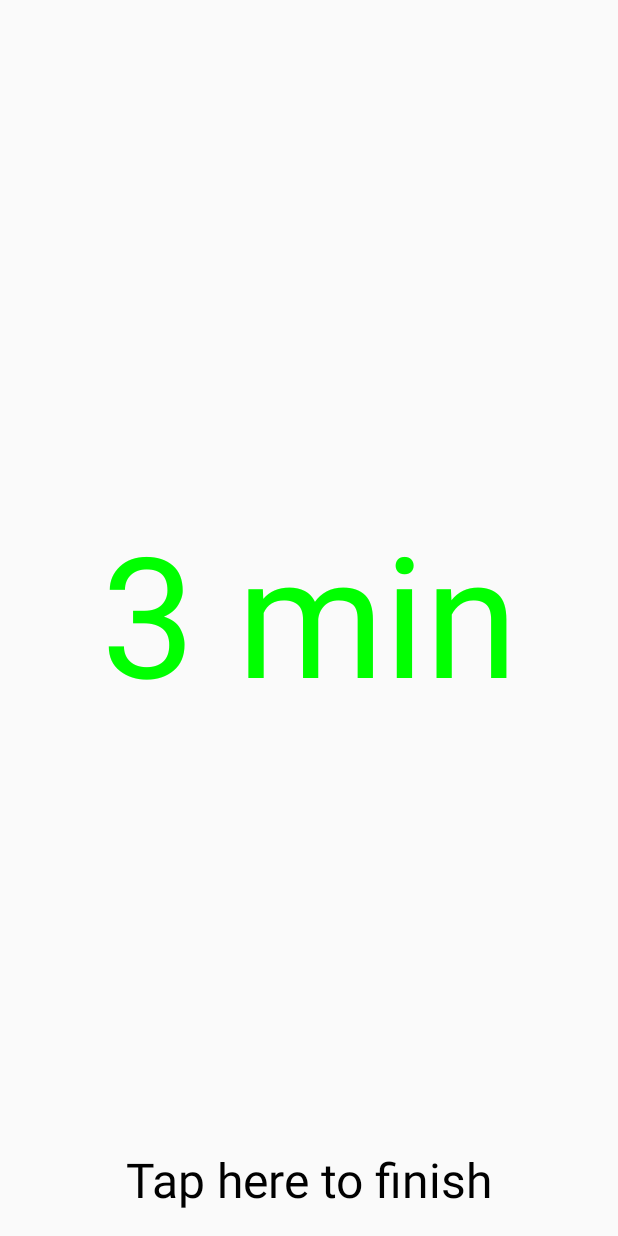
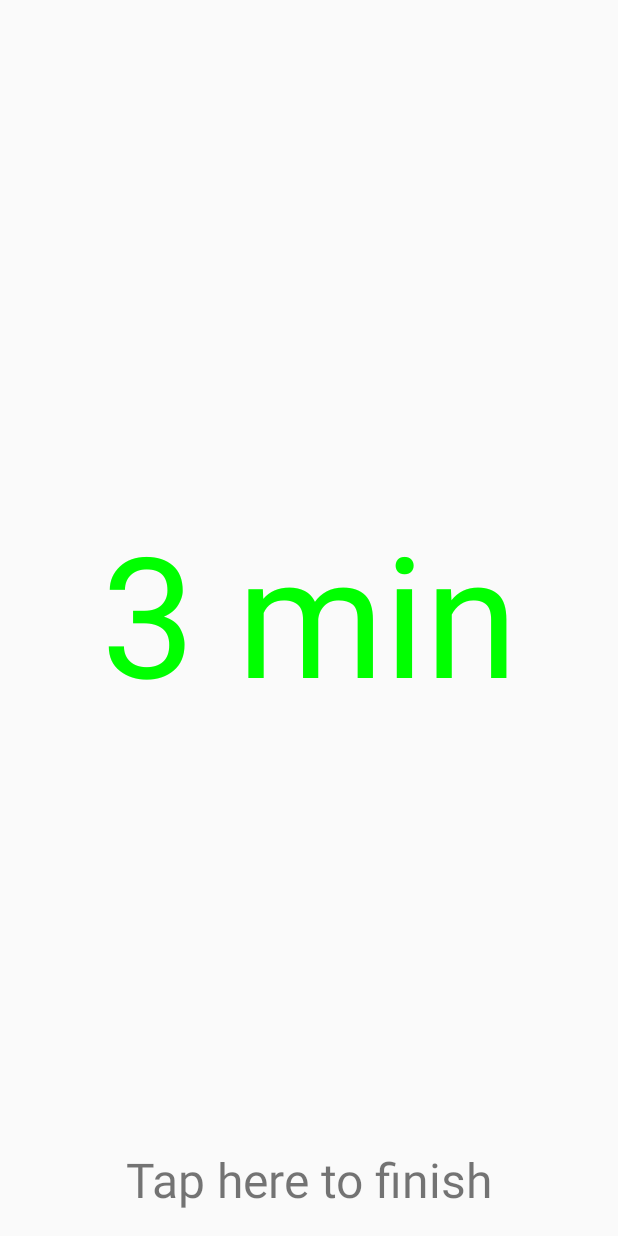
Before and after one commit to tkuenneth/mintime, an Android app: the screen it shows after launch (CountdownActivity), after a tap on an icon or button, on a phone screen of 412 x 824 dp. Run offline under Robolectric (Android 15) with nearby library versions, the phone set to English and light mode, and no system bars.

Commit message:
updates for Android Q and code cleanup

```diff
--- a/app/src/main/java/com/thomaskuenneth/mintime/BigTime.java
+++ b/app/src/main/java/com/thomaskuenneth/mintime/BigTime.java
@@ -15,6 +15,7 @@ import android.graphics.Typeface;
 import android.util.AttributeSet;
 import android.util.Log;
 import android.view.View;
+import android.widget.TextView;
 
 /**
  * Diese Klasse realisiert eine Zeitanzeige mit großer Schrift.
@@ -41,7 +42,8 @@ public class BigTime extends View {
     public BigTime(Context context, AttributeSet attrs, int defStyleAttr) {
         super(context, attrs, defStyleAttr);
         text = "";
-        color = Color.WHITE;
+        TextView tv = new TextView(context);
+        color = tv.getCurrentTextColor();
         TypedArray a = getContext().getTheme().obtainStyledAttributes(attrs,
                 R.styleable.Counter, 0, 0);
         try {
--- a/app/src/main/java/com/thomaskuenneth/mintime/CanvasUtils.java
+++ b/app/src/main/java/com/thomaskuenneth/mintime/CanvasUtils.java
@@ -1,7 +1,7 @@
 /*
  * CanvasUtils.java
  *
- * TKWeek (c) Thomas Künneth 2014 - 2015
+ * TKWeek (c) Thomas Künneth 2014 - 2019
  * Alle Rechte beim Autoren. All rights reserved.
  */
 package com.thomaskuenneth.mintime;
@@ -50,8 +50,7 @@ class CanvasUtils {
                 .getSystemService(Context.WINDOW_SERVICE);
         if (wm != null) {
             Display display = wm.getDefaultDisplay();
-            result.x = display.getWidth();
-            result.y = display.getHeight();
+            display.getSize(result);
         }
         return result;
     }
--- a/app/src/main/java/com/thomaskuenneth/mintime/CountdownActivity.java
+++ b/app/src/main/java/com/thomaskuenneth/mintime/CountdownActivity.java
@@ -89,7 +89,8 @@ public class CountdownActivity extends AppCompatActivity implements CountdownApi
     @Override
     protected void onResume() {
         super.onResume();
-        tapHere.setTextColor(Color.BLACK);
+        TextView tv = new TextView(this);
+        tapHere.setTextColor(tv.getCurrentTextColor());
         data = MinTime.loadData(this);
         if (data == null) {
             throw new IllegalStateException("data == null");
--- a/app/src/main/java/com/thomaskuenneth/mintime/CountdownTask.java
+++ b/app/src/main/java/com/thomaskuenneth/mintime/CountdownTask.java
@@ -58,7 +58,7 @@ class CountdownTask extends AsyncTask<Void, Long, Void> {
             } else {
                 color = R.color.red;
             }
-            timer.setColor(i.getResources().getColor(color));
+            timer.setColor(i.getResources().getColor(color, null));
             long secs = remaining / 1000;
             if (secs >= 60) {
                 timer.setText(i.getString(R.string.template, secs / 60,
--- a/app/src/main/java/com/thomaskuenneth/mintime/Counter.java
+++ b/app/src/main/java/com/thomaskuenneth/mintime/Counter.java
@@ -62,13 +62,11 @@ public class Counter extends View {
         int n = a.getIndexCount();
         for (int i = 0; i < n; i++) {
             int attr = a.getIndex(i);
-            switch (attr) {
-                case R.styleable.Counter_mintime_color:
-                    _color = a.getColor(i, _color);
-                    break;
-                default:
-                    throw new RuntimeException("Unknown attribute for "
-                            + getClass().toString() + ": " + attr);
+            if (attr == R.styleable.Counter_mintime_color) {
+                _color = a.getColor(i, _color);
+            } else {
+                throw new RuntimeException("Unknown attribute for "
+                        + getClass().toString() + ": " + attr);
             }
         }
         a.recycle();
--- a/app/src/main/java/com/thomaskuenneth/mintime/MinTime.java
+++ b/app/src/main/java/com/thomaskuenneth/mintime/MinTime.java
@@ -15,14 +15,14 @@ import android.view.MenuItem;
 import android.view.View.OnClickListener;
 import android.widget.Toast;
 
+import androidx.appcompat.app.AppCompatActivity;
+
 import org.json.JSONArray;
 import org.json.JSONException;
 import org.json.JSONObject;
 
 import java.util.ArrayList;
 import java.util.List;
-
-import androidx.appcompat.app.AppCompatActivity;
 
 /**
  * Dies ist die Hauptactivity der App.
@@ -269,8 +269,7 @@ public class MinTime extends AppCompatActivity {
         long c1 = JSONUtils.getLongFromJSONObject(data, COUNTER1);
         long c2 = JSONUtils.getLongFromJSONObject(data, COUNTER2);
         long c3 = JSONUtils.getLongFromJSONObject(data, COUNTER3);
-        return Long.toString(c1) + "|" + Long.toString(c2) + "|"
-                + Long.toString(c3);
+        return c1 + "|" + c2 + "|" + c3;
     }
 
     private boolean isSavedDistribution(String distribution) {
--- a/app/src/main/java/com/thomaskuenneth/mintime/SimpleButton.java
+++ b/app/src/main/java/com/thomaskuenneth/mintime/SimpleButton.java
@@ -9,12 +9,12 @@ package com.thomaskuenneth.mintime;
 import android.content.Context;
 import android.content.res.TypedArray;
 import android.graphics.Canvas;
-import android.graphics.Color;
 import android.graphics.Paint;
 import android.graphics.Point;
 import android.graphics.Typeface;
 import android.util.AttributeSet;
 import android.view.View;
+import android.widget.TextView;
 
 /**
  * Diese Klasse repräsentiert einen einfachen Button ohne Effekte.
@@ -36,20 +36,17 @@ public class SimpleButton extends View {
 
     public SimpleButton(Context context, AttributeSet attrs, int defStyleAttr) {
         super(context, attrs, defStyleAttr);
-        int color = Color.BLACK;
         TypedArray a = getContext().obtainStyledAttributes(attrs,
                 R.styleable.SimpleButton);
         int n = a.getIndexCount();
         for (int i = 0; i < n; i++) {
             int attr = a.getIndex(i);
-            switch (attr) {
-                case R.styleable.SimpleButton_text:
-                    text = a.getString(i);
-                    setText(text);
-                    break;
-                default:
-                    throw new RuntimeException("Unknown attribute for "
-                            + getClass().toString() + ": " + attr);
+            if (attr == R.styleable.SimpleButton_text) {
+                text = a.getString(i);
+                setText(text);
+            } else {
+                throw new RuntimeException("Unknown attribute for "
+                        + getClass().toString() + ": " + attr);
             }
         }
         a.recycle();
@@ -57,7 +54,9 @@ public class SimpleButton extends View {
         paint = new Paint(Paint.ANTI_ALIAS_FLAG);
         paint.setTypeface(Typeface.DEFAULT);
         paint.setTextAlign(Paint.Align.CENTER);
-        setColor(color);
+
+        TextView tv = new TextView(context);
+        setColor(tv.getCurrentTextColor());
     }
 
     @Override
--- a/app/src/main/res/drawable/ic_clear.xml
+++ b/app/src/main/res/drawable/ic_clear.xml
@@ -1,9 +1,10 @@
 <vector xmlns:android="http://schemas.android.com/apk/res/android"
-        android:width="24dp"
-        android:height="24dp"
-        android:viewportWidth="24.0"
-        android:viewportHeight="24.0">
+    android:width="24dp"
+    android:height="24dp"
+    android:tint="?attr/colorControlNormal"
+    android:viewportWidth="24.0"
+    android:viewportHeight="24.0">
     <path
         android:fillColor="#FF000000"
-        android:pathData="M19,6.41L17.59,5 12,10.59 6.41,5 5,6.41 10.59,12 5,17.59 6.41,19 12,13.41 17.59,19 19,17.59 13.41,12z"/>
+        android:pathData="M19,6.41L17.59,5 12,10.59 6.41,5 5,6.41 10.59,12 5,17.59 6.41,19 12,13.41 17.59,19 19,17.59 13.41,12z" />
 </vector>
--- a/app/src/main/res/drawable/ic_delete.xml
+++ b/app/src/main/res/drawable/ic_delete.xml
@@ -1,9 +1,10 @@
 <vector xmlns:android="http://schemas.android.com/apk/res/android"
-        android:width="24dp"
-        android:height="24dp"
-        android:viewportWidth="24.0"
-        android:viewportHeight="24.0">
+    android:width="24dp"
+    android:height="24dp"
+    android:tint="?attr/colorControlNormal"
+    android:viewportWidth="24.0"
+    android:viewportHeight="24.0">
     <path
         android:fillColor="#FF000000"
-        android:pathData="M6,19c0,1.1 0.9,2 2,2h8c1.1,0 2,-0.9 2,-2V7H6v12zM19,4h-3.5l-1,-1h-5l-1,1H5v2h14V4z"/>
+        android:pathData="M6,19c0,1.1 0.9,2 2,2h8c1.1,0 2,-0.9 2,-2V7H6v12zM19,4h-3.5l-1,-1h-5l-1,1H5v2h14V4z" />
 </vector>
--- a/app/src/main/res/drawable/ic_save.xml
+++ b/app/src/main/res/drawable/ic_save.xml
@@ -1,9 +1,10 @@
 <vector xmlns:android="http://schemas.android.com/apk/res/android"
-        android:width="24dp"
-        android:height="24dp"
-        android:viewportWidth="24.0"
-        android:viewportHeight="24.0">
+    android:width="24dp"
+    android:height="24dp"
+    android:tint="?attr/colorControlNormal"
+    android:viewportWidth="24.0"
+    android:viewportHeight="24.0">
     <path
         android:fillColor="#FF000000"
-        android:pathData="M17,3L5,3c-1.11,0 -2,0.9 -2,2v14c0,1.1 0.89,2 2,2h14c1.1,0 2,-0.9 2,-2L21,7l-4,-4zM12,19c-1.66,0 -3,-1.34 -3,-3s1.34,-3 3,-3 3,1.34 3,3 -1.34,3 -3,3zM15,9L5,9L5,5h10v4z"/>
+        android:pathData="M17,3L5,3c-1.11,0 -2,0.9 -2,2v14c0,1.1 0.89,2 2,2h14c1.1,0 2,-0.9 2,-2L21,7l-4,-4zM12,19c-1.66,0 -3,-1.34 -3,-3s1.34,-3 3,-3 3,1.34 3,3 -1.34,3 -3,3zM15,9L5,9L5,5h10v4z" />
 </vector>
--- a/build.gradle
+++ b/build.gradle
@@ -5,7 +5,7 @@ buildscript {
         google()
     }
     dependencies {
-        classpath 'com.android.tools.build:gradle:3.3.2'
+        classpath 'com.android.tools.build:gradle:3.4.1'
     }
 }
 
```
Also changed, not shown: app/build.gradle (+4 -4 lines), gradle/wrapper/gradle-wrapper.properties, 2 other files.
